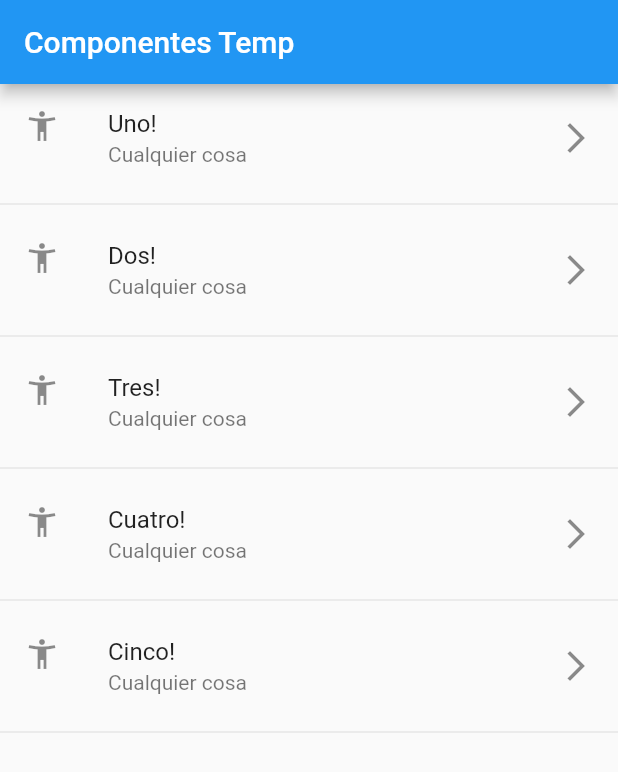
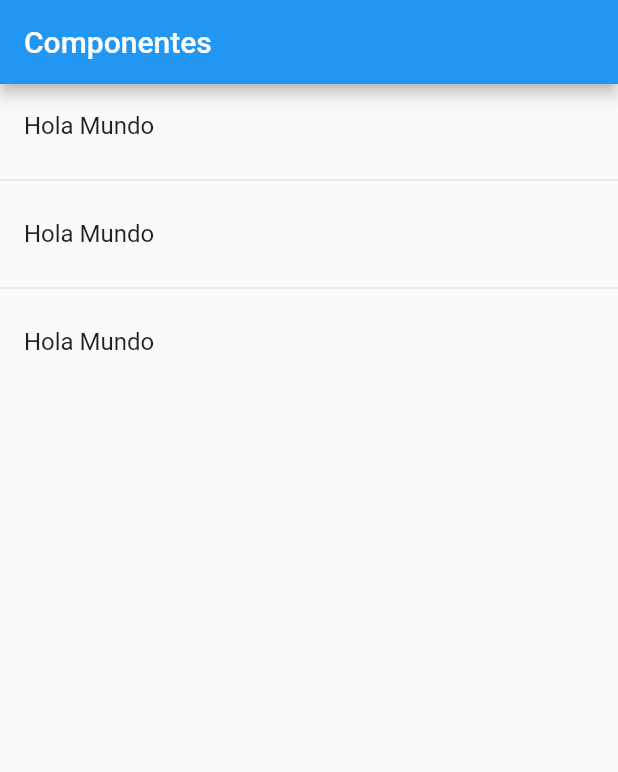
Before and after one commit to Shir-ley/ProyectoComponentes, a Flutter app: the screen it shows after launch, on a phone screen of 412 x 824 dp. Shown: the top 772 px of the screen. Run offline on Flutter 3.47's test engine with Material 2 defaults, Android fonts, the phone set to English and light mode, and no system bars.

Commit message:
version5

```diff
--- a/lib/main.dart
+++ b/lib/main.dart
@@ -1,5 +1,7 @@
 import 'package:flutter/material.dart';
-import 'package:proyecto_2/src/pages/home_temp.dart';
+
+import 'package:proyecto_2/src/pages/home_page.dart';
+// import 'package:proyecto_2/src/pages/home_temp.dart';
 
 void main() => runApp(MyApp());
 
@@ -9,7 +11,7 @@ class MyApp extends StatelessWidget {
     return MaterialApp(
       title: 'Componentes APP',
       debugShowCheckedModeBanner: false,
-      home: HomePageTemp()
+      home: HomePage()
     );
   }
 }
--- /dev/null
+++ b/lib/src/pages/home_page.dart
@@ -0,0 +1,29 @@
+import 'package:flutter/material.dart';
+
+class HomePage extends StatelessWidget {
+  @override
+  Widget build(BuildContext context) {
+    return Scaffold(
+      appBar: AppBar(
+        title: Text("Componentes"),
+      ),
+      body: _lista(),
+    );
+  }
+
+  Widget _lista() {
+    return ListView(
+      children: _listaItems(),
+    );
+  }
+
+  List<Widget> _listaItems() {
+    return [
+      ListTile(title: Text("Hola Mundo")),
+      Divider(),
+      ListTile(title: Text("Hola Mundo")),
+      Divider(),
+      ListTile(title: Text("Hola Mundo")),
+    ];
+  }
+}
--- a/lib/src/pages/home_temp.dart
+++ b/lib/src/pages/home_temp.dart
@@ -17,17 +17,17 @@ class HomePageTemp extends StatelessWidget {
     );
   }
 
-  List<Widget> _crearItems() {
-    List<Widget> lista = new List<Widget>();
-    for (String opt in opciones) {
-      final tempWidget = ListTile(
-        title: Text(opt),
-      );
-      lista..add(tempWidget)
-        ..add( Divider() );
-    }
-    return lista;
-  }
+  //List<Widget> _crearItems() {
+  //List<Widget> lista = new List<Widget>();
+  //  for (String opt in opciones) {
+  //  final tempWidget = ListTile(
+  //      title: Text(opt),
+  //    );
+  //    lista..add(tempWidget)
+  //      ..add( Divider() );
+  //  }
+  //  return lista;
+  //}
 
   List<Widget> _crearItemsCorta() {
     return opciones.map((item){
```
